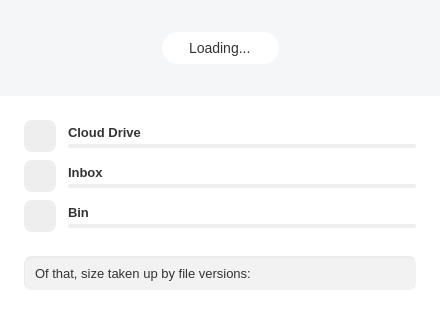
First picture: the form in src/MEGASync/gui/linux/AccountDetailsDialog.ui, repository meganz/MEGAsync, before the edit.
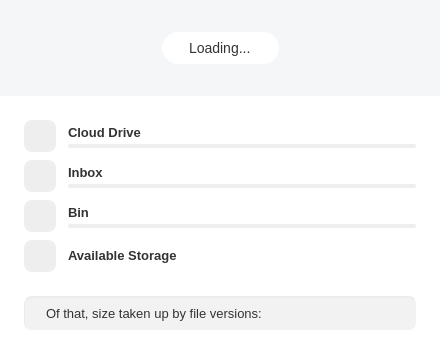
Second picture: the form after the edit. Icons and pictures are not drawn. Custom widgets are drawn as their Qt base class.

Commit message: SNC-2649. Update account details dialog

```diff
--- a/src/MEGASync/gui/linux/AccountDetailsDialog.ui
+++ b/src/MEGASync/gui/linux/AccountDetailsDialog.ui
@@ -47,7 +47,7 @@
     min-width:440px;
 }
 
-#lCloudDrive, #lInbox, #lRubbish, #lStorage, #lTransfer
+#lCloudDrive, #lInbox, #lRubbish, #lStorage, #lTransfer, #lAvailable
 {
   color: #333333;
   font-size: 13px;
@@ -59,7 +59,7 @@
   qproperty-alignment: 'AlignLeft | AlignVCenter';
 }
 
-#lCloudDrive, #lInbox, #lRubbish
+#lCloudDrive, #lInbox, #lRubbish, #lAvailable
 {
     qproperty-alignment: 'AlignLeft | AlignBottom';
 }
@@ -79,7 +79,7 @@
     padding-bottom: 4px;
 }
 
-#lUsedCloudDrive, #lUsedInbox,  #lUsedRubbish, #lUsedByVersions
+#lUsedCloudDrive, #lUsedInbox,  #lUsedRubbish, #lUsedByVersions, #lAvailableStorage
 {
   color: #333333;
   font-size: 13px;
@@ -99,7 +99,6 @@
 
 #wDetailedUsage
 {
-    max-height: 160px;
     min-height: 120px;
 }
 
@@ -165,7 +164,18 @@
 
 #bRubbish
 {
-    qproperty-icon : url(:/images/Bin_24_ico.png);
+    qproperty-icon : url(:/images/account_details/Bin_24_ico.png);
+}
+
+#bAvailable
+{
+    qproperty-icon : url(:/images/account_details/available_storage.png);
+}
+
+#lVersionIcon
+{
+    qproperty-icon : url(:/images/account_details/versions.png);
+	padding-left:4px;
 }
 
 #lLoading
@@ -697,6 +707,12 @@
    </item>
    <item>
     <widget class="QWidget" name="wDetailedUsage" native="true">
+     <property name="maximumSize">
+      <size>
+       <width>16777215</width>
+       <height>16777215</height>
+      </size>
+     </property>
      <layout class="QVBoxLayout" name="wDetailedUsageLayout">
       <property name="spacing">
        <number>8</number>
@@ -1016,6 +1032,93 @@
         </layout>
        </widget>
       </item>
+      <item>
+       <widget class="QWidget" name="wAvailable" native="true">
+        <property name="sizePolicy">
+         <sizepolicy hsizetype="Preferred" vsizetype="Fixed">
+          <horstretch>0</horstretch>
+          <verstretch>0</verstretch>
+         </sizepolicy>
+        </property>
+        <property name="minimumSize">
+         <size>
+          <width>0</width>
+          <height>32</height>
+         </size>
+        </property>
+        <property name="maximumSize">
+         <size>
+          <width>16777215</width>
+          <height>32</height>
+         </size>
+        </property>
+        <layout class="QHBoxLayout" name="horizontalLayout_12">
+         <property name="spacing">
+          <number>12</number>
+         </property>
+         <property name="leftMargin">
+          <number>0</number>
+         </property>
+         <property name="topMargin">
+          <number>0</number>
+         </property>
+         <property name="rightMargin">
+          <number>0</number>
+         </property>
+         <property name="bottomMargin">
+          <number>0</number>
+         </property>
+         <item>
+          <widget class="QPushButton" name="bAvailable">
+           <property name="sizePolicy">
+            <sizepolicy hsizetype="Fixed" vsizetype="Fixed">
+             <horstretch>0</horstretch>
+             <verstretch>0</verstretch>
+            </sizepolicy>
+           </property>
+           <property name="minimumSize">
+            <size>
+             <width>32</width>
+             <height>32</height>
+            </size>
+           </property>
+           <property name="maximumSize">
+            <size>
+             <width>32</width>
+             <height>32</height>
+            </size>
+           </property>
+           <property name="iconSize">
+            <size>
+             <width>24</width>
+             <height>24</height>
+            </size>
+           </property>
+          </widget>
+         </item>
+         <item>
+          <layout class="QHBoxLayout" name="horizontalLayout_13">
+           <property name="spacing">
+            <number>0</number>
+           </property>
+           <property name="rightMargin">
+            <number>8</number>
+           </property>
+           <item alignment="Qt::AlignVCenter">
+            <widget class="QLabel" name="lAvailable">
+             <property name="text">
+              <string>Available Storage</string>
+             </property>
+            </widget>
+           </item>
+           <item alignment="Qt::AlignRight|Qt::AlignVCenter">
+            <widget class="QLabel" name="lAvailableStorage"/>
+           </item>
+          </layout>
+         </item>
+        </layout>
+       </widget>
+      </item>
      </layout>
     </widget>
    </item>
@@ -1037,6 +1140,13 @@
       <property name="bottomMargin">
        <number>26</number>
       </property>
+      <item>
+       <widget class="QLabel" name="lVersionIcon">
+        <property name="text">
+         <string/>
+        </property>
+       </widget>
+      </item>
       <item>
        <widget class="QLabel" name="lVersions">
         <property name="sizePolicy">
```
Left out of the diff: 8 changed lines with no effect on the pictures. The commit also changes 21 other files.
